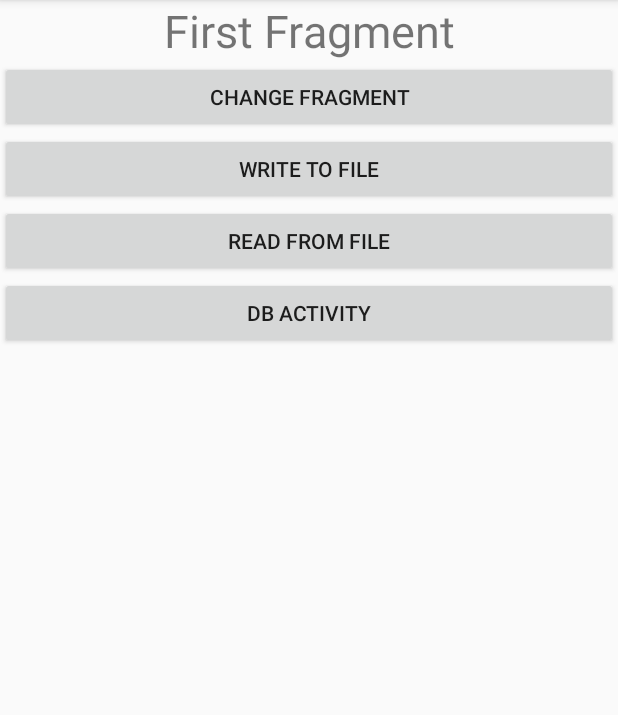
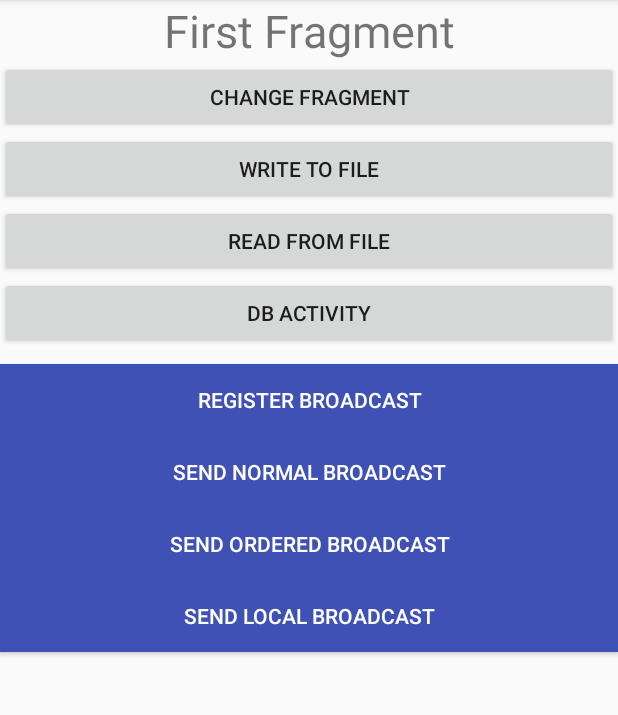
Before and after one commit to ZHJeongho/AndroidDemo, an Android app: the screen it shows after launch (MainActivity), on a phone screen of 412 x 824 dp, the part 84-799 px from its top. Run offline under Robolectric (Android 15) with nearby library versions, the phone set to English and light mode, and no system bars.

Commit message:
broadcast

```diff
--- a/AndroidDemo/app/src/main/java/com/jeongho/androiddemo/activity/MainActivity.java
+++ b/AndroidDemo/app/src/main/java/com/jeongho/androiddemo/activity/MainActivity.java
@@ -1,8 +1,11 @@
 package com.jeongho.androiddemo.activity;
 
 import android.content.Context;
+import android.content.Intent;
+import android.content.IntentFilter;
 import android.support.v4.app.FragmentManager;
 import android.support.v4.app.FragmentTransaction;
+import android.support.v4.content.LocalBroadcastManager;
 import android.util.Log;
 import android.view.View;
 import android.widget.Button;
@@ -10,6 +13,8 @@ import android.widget.Toast;
 
 import com.jeongho.androiddemo.R;
 import com.jeongho.androiddemo.base.BaseActivity;
+import com.jeongho.androiddemo.broadcast.LocalReceiver;
+import com.jeongho.androiddemo.broadcast.NetworkChangeReceiver;
 import com.jeongho.androiddemo.fragment.FirstFragment;
 import com.jeongho.androiddemo.fragment.SecondFragment;
 import com.jeongho.androiddemo.utils.SharedPreferencesUtil;
@@ -37,7 +42,16 @@ public class MainActivity extends BaseActivity {
     private Button mInputBtn;
     private Button mDBTestBtn;
 
+    private Button mRegisterBroadcastBtn;
+    private Button mNormalBroadcastBtn;
+    private Button mOrderedBroadcastBtn;
+    private Button mLocalBroadcastBtn;
 
+    private NetworkChangeReceiver mNetworkChangeReceiver;
+
+    private LocalReceiver mLocalReceiver;
+    private LocalBroadcastManager mLocalBroadcastManager;
+    private IntentFilter mLocalBroadcastFilter;
 
     private static final String TAG = "MainActivity";
 
@@ -58,6 +72,14 @@ public class MainActivity extends BaseActivity {
         mInputBtn.setOnClickListener(this);
         mDBTestBtn = (Button) findViewById(R.id.btn_db_test);
         mDBTestBtn.setOnClickListener(this);
+        mRegisterBroadcastBtn = (Button) findViewById(R.id.btn_register_broadcast);
+        mRegisterBroadcastBtn.setOnClickListener(this);
+        mNormalBroadcastBtn = (Button) findViewById(R.id.btn_normal_broadcast);
+        mNormalBroadcastBtn.setOnClickListener(this);
+        mOrderedBroadcastBtn = (Button) findViewById(R.id.btn_ordered_broadcast);
+        mOrderedBroadcastBtn.setOnClickListener(this);
+        mLocalBroadcastBtn = (Button) findViewById(R.id.btn_local_broadcast);
+        mLocalBroadcastBtn.setOnClickListener(this);
 
     }
 
@@ -73,6 +95,12 @@ public class MainActivity extends BaseActivity {
     public void initData() {
         mPreferencesUtil = new SharedPreferencesUtil(this, FILE_KEY);
         mPreferencesUtil.putInt("age", 18);
+
+        mLocalReceiver = new LocalReceiver();
+        mLocalBroadcastManager = LocalBroadcastManager.getInstance(this);
+        mLocalBroadcastFilter = new IntentFilter();
+        mLocalBroadcastFilter.addAction("com.jeongho.androiddemo.localBroadcast");
+        mLocalBroadcastManager.registerReceiver(mLocalReceiver, mLocalBroadcastFilter);
     }
 
     @Override
@@ -100,8 +128,46 @@ public class MainActivity extends BaseActivity {
                 break;
             case R.id.btn_input:
                 readFromFile();
+                break;
             case R.id.btn_db_test:
                 DataBaseActivity.startAction(this);
+                break;
+            case R.id.btn_register_broadcast:
+                registerNetworkBroadcast();
+                break;
+            case R.id.btn_normal_broadcast:
+                sendNormalCustomBroadcast();
+                break;
+            case R.id.btn_ordered_broadcast:
+                sendOrderedlCustomBroadcast();
+                break;
+            case R.id.btn_local_broadcast:
+                sendLocalBroadcast();
+                break;
+        }
+    }
+
+    private void sendLocalBroadcast() {
+        Intent intent = new Intent("com.jeongho.androiddemo.localBroadcast");
+        mLocalBroadcastManager.sendBroadcast(intent);
+    }
+
+    private void sendOrderedlCustomBroadcast() {
+        Intent intent = new Intent("com.jeongho.androiddemo.myCustomBroadcast");
+        sendOrderedBroadcast(intent, null);
+    }
+
+    private void sendNormalCustomBroadcast() {
+        Intent intent = new Intent("com.jeongho.androiddemo.myCustomBroadcast");
+        sendBroadcast(intent);
+    }
+
+    private void registerNetworkBroadcast() {
+        if (mNetworkChangeReceiver == null){
+            IntentFilter intentFilter = new IntentFilter();
+            intentFilter.addAction("android.net.conn.CONNECTIVITY_CHANGE");
+            mNetworkChangeReceiver = new NetworkChangeReceiver();
+            registerReceiver(mNetworkChangeReceiver, intentFilter);
         }
     }
 
@@ -175,4 +241,16 @@ public class MainActivity extends BaseActivity {
         super.onResume();
         Log.d(TAG, "onResume");
     }
+
+    @Override
+    protected void onDestroy() {
+        super.onDestroy();
+        if (mNetworkChangeReceiver != null){
+            unregisterReceiver(mNetworkChangeReceiver);
+        }
+
+        if (mLocalReceiver != null){
+            mLocalBroadcastManager.unregisterReceiver(mLocalReceiver);
+        }
+    }
 }
--- /dev/null
+++ b/AndroidDemo/app/src/main/java/com/jeongho/androiddemo/broadcast/LocalReceiver.java
@@ -0,0 +1,17 @@
+package com.jeongho.androiddemo.broadcast;
+
+import android.content.BroadcastReceiver;
+import android.content.Context;
+import android.content.Intent;
+
+import com.jeongho.androiddemo.utils.ToastUtil;
+
+/**
+ * Created by Jeongho on 2016/6/27.
+ */
+public class LocalReceiver extends BroadcastReceiver{
+    @Override
+    public void onReceive(Context context, Intent intent) {
+        ToastUtil.showShort(context, "Local Broadcast");
+    }
+}
--- a/AndroidDemo/app/src/main/res/layout/activity_main.xml
+++ b/AndroidDemo/app/src/main/res/layout/activity_main.xml
@@ -40,4 +40,41 @@
         android:layout_height="wrap_content"
         android:text="DB Activity"
         />
+    <Button
+        android:id="@+id/btn_register_broadcast"
+        android:layout_below="@id/btn_db_test"
+        android:background="@color/colorPrimary"
+        android:textColor="@android:color/white"
+        android:layout_marginTop="10dp"
+        android:layout_width="match_parent"
+        android:layout_height="wrap_content"
+        android:text="register broadcast"
+        />
+    <Button
+        android:id="@+id/btn_normal_broadcast"
+        android:layout_below="@id/btn_register_broadcast"
+        android:background="@color/colorPrimary"
+        android:textColor="@android:color/white"
+        android:layout_width="match_parent"
+        android:layout_height="wrap_content"
+        android:text="send normal broadcast"
+        />
+    <Button
+        android:id="@+id/btn_ordered_broadcast"
+        android:layout_below="@id/btn_normal_broadcast"
+        android:background="@color/colorPrimary"
+        android:textColor="@android:color/white"
+        android:layout_width="match_parent"
+        android:layout_height="wrap_content"
+        android:text="send ordered broadcast"
+        />
+    <Button
+        android:id="@+id/btn_local_broadcast"
+        android:layout_below="@id/btn_ordered_broadcast"
+        android:background="@color/colorPrimary"
+        android:textColor="@android:color/white"
+        android:layout_width="match_parent"
+        android:layout_height="wrap_content"
+        android:text="send local broadcast"
+        />
 </RelativeLayout>
```
Also changed, not shown: AndroidDemo/app/src/main/AndroidManifest.xml (+19 -0 lines), AndroidDemo/app/src/main/java/com/jeongho/androiddemo/broadcast/AnotherMyCustomBroadcast.java (added, +18 -0 lines), AndroidDemo/app/src/main/java/com/jeongho/androiddemo/broadcast/BootCompleteReceiver.java (added, +17 -0 lines), AndroidDemo/app/src/main/java/com/jeongho/androiddemo/broadcast/MyCustomBroadcast.java (added, +17 -0 lines), AndroidDemo/app/src/main/java/com/jeongho/androiddemo/broadcast/NetworkChangeReceiver.java (added, +27 -0 lines), AndroidDemo/app/src/main/java/com/jeongho/androiddemo/utils/ToastUtil.java (added, +17 -0 lines).
